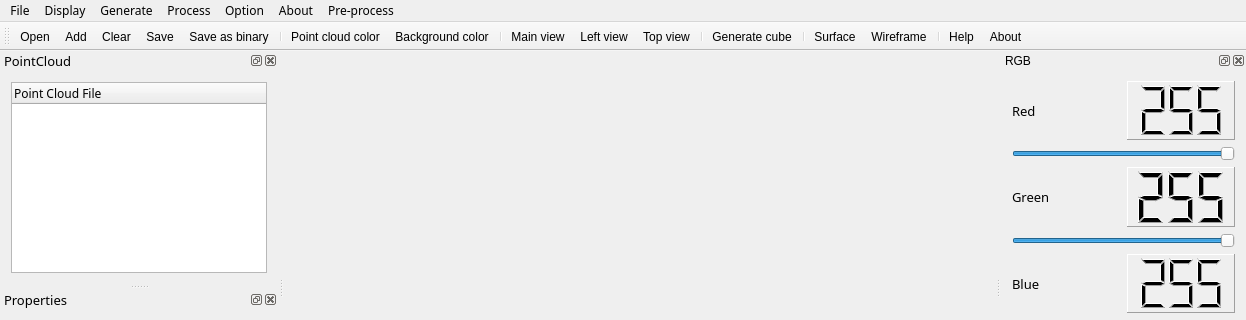
First picture: the form in src/CloudViewer.ui, repository AldrenKim/Leaf_Segmentation, before the edit; both pictures show x 0 to 1246 and y 0 to 320 of the 1246 by 718 pixel window.
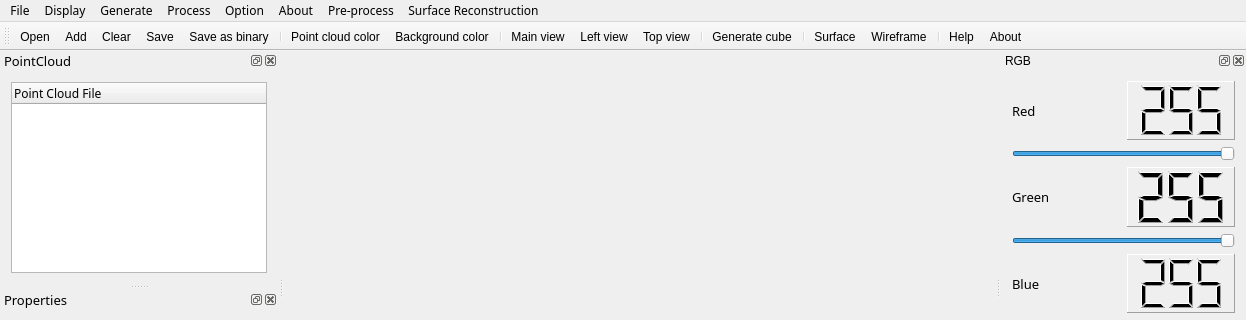
Second picture: the form after the edit. Icons and pictures are not drawn. Custom widgets are drawn as their Qt base class.

Commit message: Added new menu for surface reconstruction. Added connections to new ui objects.

Patch:
```diff
--- a/src/CloudViewer.ui
+++ b/src/CloudViewer.ui
@@ -173,6 +173,16 @@
     <addaction name="morphoAction"/>
     <addaction name="edgeDetectAction"/>
    </widget>
+   <widget class="QMenu" name="menuSurface_Reconstruction">
+    <property name="title">
+     <string>Surface Reconstruction</string>
+    </property>
+    <addaction name="poissonAction"/>
+    <addaction name="bsplineAction"/>
+    <addaction name="pass_through_MLS_PoissonAction"/>
+    <addaction name="pass_through_MLS_NormalsAction"/>
+    <addaction name="mlsAction"/>
+   </widget>
    <addaction name="menuFile"/>
    <addaction name="menuView"/>
    <addaction name="menuGenerate"/>
@@ -180,6 +190,7 @@
    <addaction name="menuOption"/>
    <addaction name="menuAbout"/>
    <addaction name="menuPre_process"/>
+   <addaction name="menuSurface_Reconstruction"/>
   </widget>
   <widget class="QToolBar" name="mainToolBar">
    <attribute name="toolBarArea">
```
Left out of the diff: 31 changed lines with no effect on the pictures. The commit also changes 1 other file.
